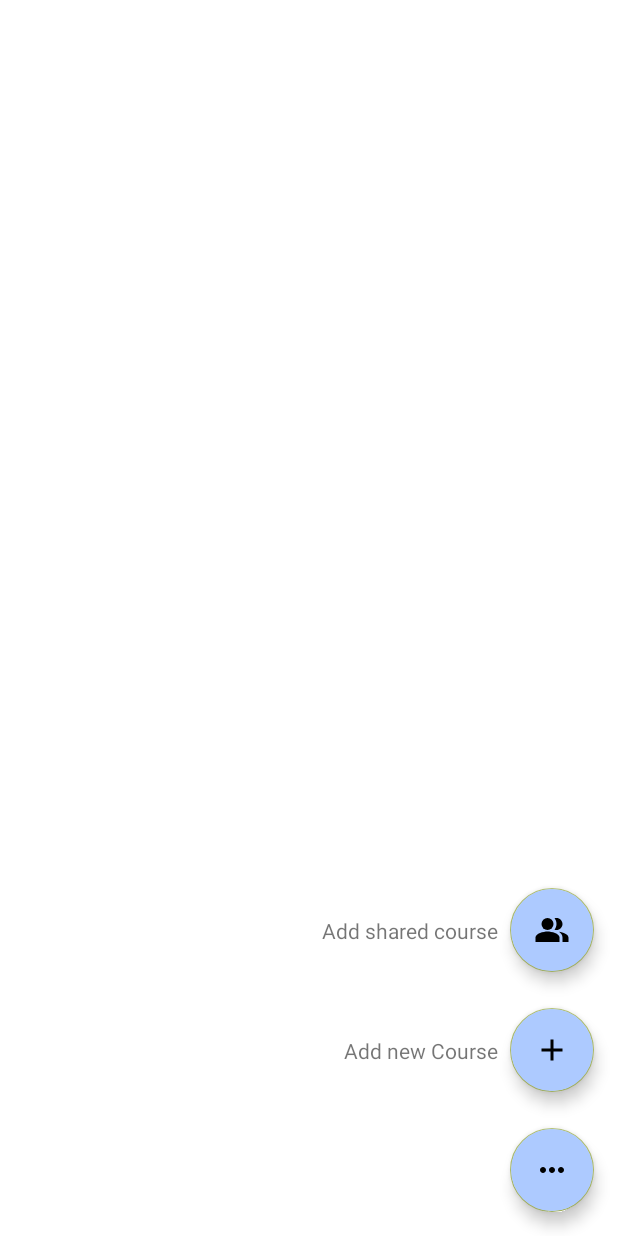
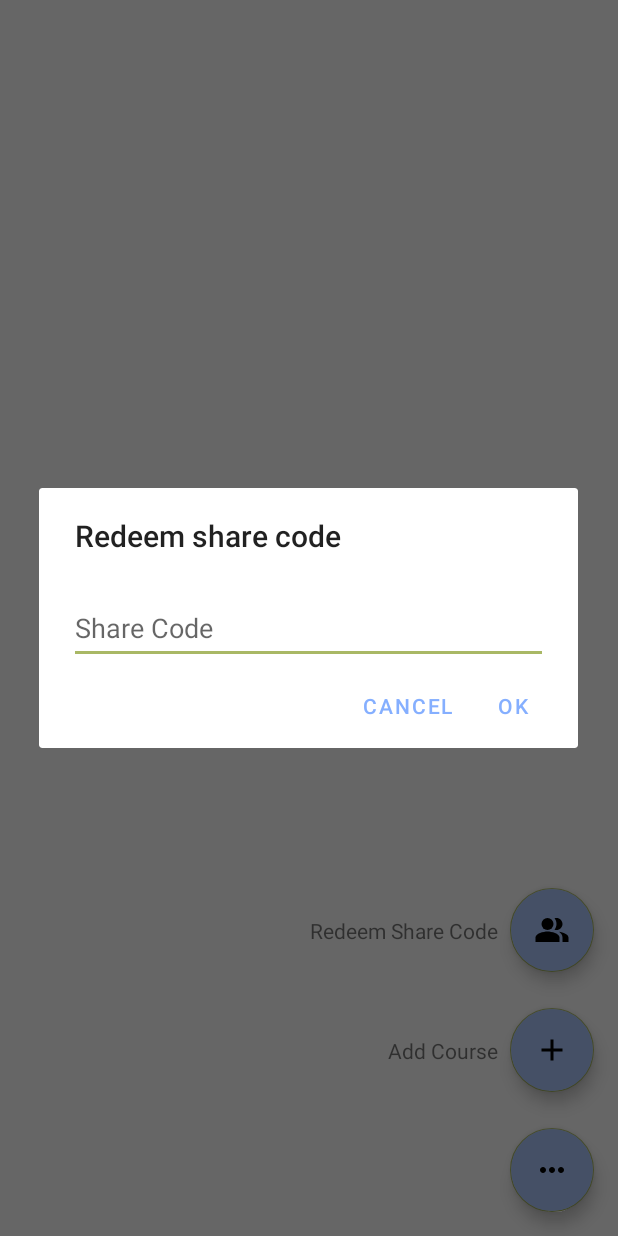
Before and after one commit to prodingerd/software-technology, an Android app: the screen it shows after launch once a user with an empty profile is signed in (OverviewActivity), after a tap on "shareMenuItem", on a phone screen of 412 x 824 dp. Run offline under Robolectric (Android 15) with nearby library versions, the phone set to English and light mode, and no system bars; our stand-ins replace Dagger/Hilt's generated code, Firebase (no records; nobody signed in at launch, a user with empty details on screens opened directly); 2 statements that could not run were skipped; 2 other taps on this screen came first.

Commit message:
Add redeem code dialog
Signed-off-by: Dominik Prodinger <35099504+prodingerd@users.noreply.github.com>

```diff
--- a/app/src/main/java/com/tugraz/studybuddy/presentation/activity/OverviewActivity.java
+++ b/app/src/main/java/com/tugraz/studybuddy/presentation/activity/OverviewActivity.java
@@ -4,7 +4,9 @@ import android.app.AlertDialog;
 import android.content.Intent;
 import android.os.Bundle;
 import android.view.View;
+import android.widget.EditText;
 import android.widget.TextView;
+import android.widget.Toast;
 
 import androidx.appcompat.app.AppCompatActivity;
 import androidx.lifecycle.ViewModelProvider;
@@ -69,7 +71,22 @@ public class OverviewActivity extends AppCompatActivity implements IClickListene
         });
 
         mShareFab.setOnClickListener(v -> {
-            courseViewModel.cloneCourse("46e97");
+            AlertDialog.Builder builder = new AlertDialog.Builder(this);
+            builder.setTitle("Redeem share code");
+
+            final View customLayout = getLayoutInflater().inflate(R.layout.redeem_share_code_alert, null);
+            builder.setView(customLayout);
+            EditText editTextShareCode = customLayout.findViewById(R.id.editTextShareCode);
+            builder.setPositiveButton(android.R.string.ok, (dialog, which) -> {
+                String sharedCode = editTextShareCode.getText().toString();
+                if (!sharedCode.isEmpty()) {
+                    courseViewModel.cloneCourse(editTextShareCode.getText().toString());
+                } else {
+                    Toast.makeText(getApplicationContext(), "Empty course code!", Toast.LENGTH_SHORT).show();
+                }
+            }).setNegativeButton(android.R.string.cancel, null);
+
+            builder.create().show();
         });
 
         mAddFab.setOnClickListener(v -> startActivity(new Intent(this, AddCourseActivity.class)));
--- /dev/null
+++ b/app/src/main/res/layout/redeem_share_code_alert.xml
@@ -0,0 +1,23 @@
+<?xml version="1.0" encoding="utf-8"?>
+<androidx.constraintlayout.widget.ConstraintLayout xmlns:android="http://schemas.android.com/apk/res/android"
+    xmlns:app="http://schemas.android.com/apk/res-auto"
+    xmlns:tools="http://schemas.android.com/tools"
+    android:layout_width="match_parent"
+    android:layout_height="match_parent"
+    android:orientation="vertical"
+    android:paddingLeft="20dp"
+    android:paddingRight="20dp">
+
+    <EditText
+        android:id="@+id/editTextShareCode"
+        android:layout_width="match_parent"
+        android:layout_height="wrap_content"
+        android:layout_marginTop="24dp"
+        android:hint="@string/share_code"
+        android:inputType="text"
+        android:minHeight="48dp"
+        app:layout_constraintEnd_toEndOf="parent"
+        app:layout_constraintStart_toStartOf="parent"
+        app:layout_constraintTop_toTopOf="parent" />
+
+</androidx.constraintlayout.widget.ConstraintLayout>
--- a/app/src/main/res/values/strings.xml
+++ b/app/src/main/res/values/strings.xml
@@ -31,8 +31,8 @@
     <string name="play_course">Play</string>
     <string name="edit_course">Edit</string>
 
-
     <!-- AddCardActivity -->
+    <string name="share_code">Share Code</string>
     <string name="front_text">Front Text</string>
     <string name="back_text">Back Text</string>
     <string name="playMenuItem">PlayMenuItem</string>
@@ -42,8 +42,8 @@
     <string name="shareMenuItem">shareMenuItem</string>
     <string name="ParentMenuButton">ParentMenuButton</string>
     <string name="addCardMenuItem">AddCardMenuItem</string>
-    <string name="add_shared_course">Add shared course</string>
-    <string name="add_new_course">Add new Course</string>
-    <string name="addCourseMenuItem">\n</string>
+    <string name="add_shared_course">Redeem Share Code</string>
+    <string name="add_new_course">Add Course</string>
+    <string name="addCourseMenuItem">addMenuItem</string>
 
 </resources>
```
